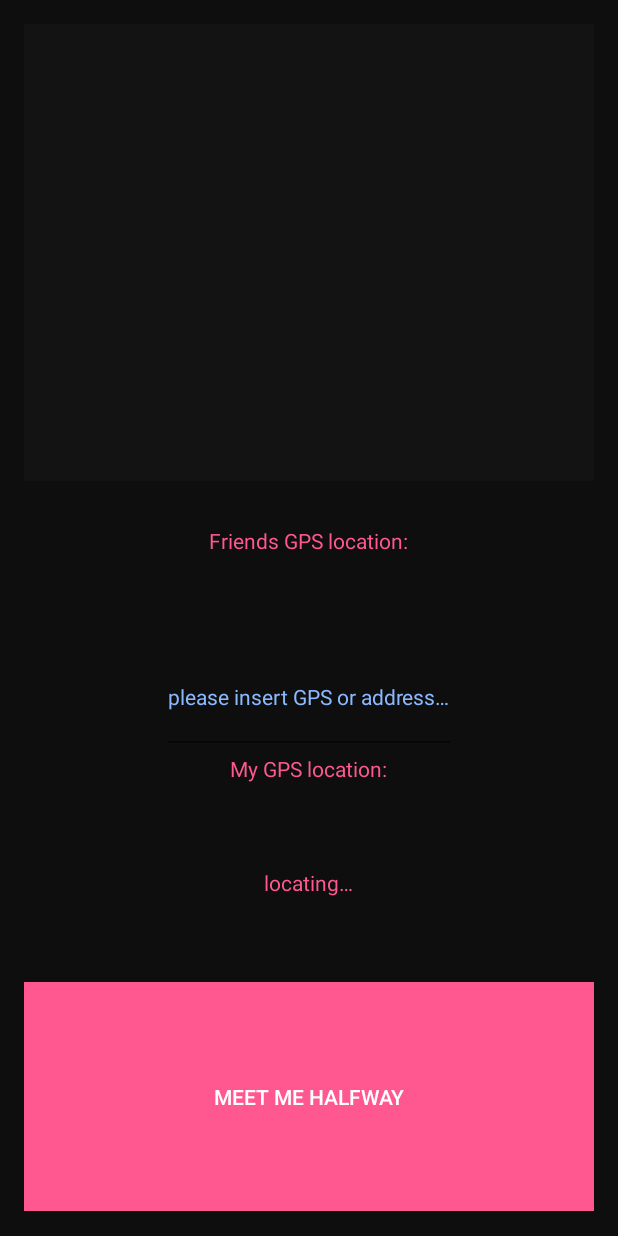
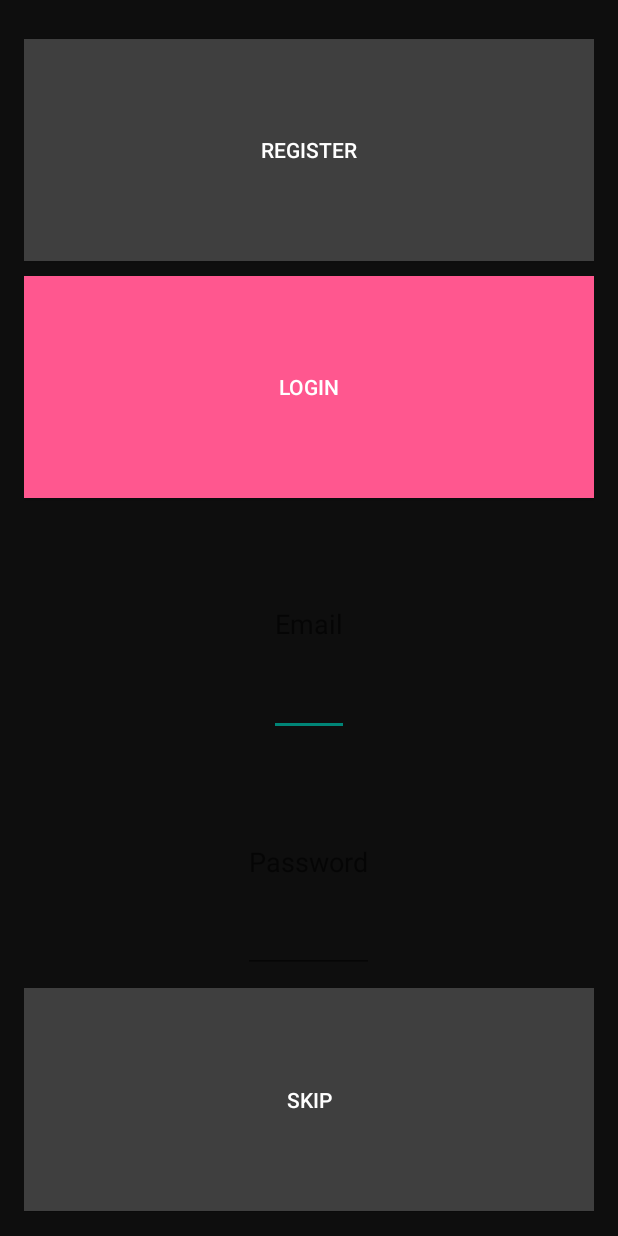
Before and after one commit to s4nsl3ss/Halfway, an Android app: the screen it shows after launch (MainActivity before the commit, Startscreen after it), on a phone screen of 412 x 824 dp. Run offline under Robolectric (Android 15) with nearby library versions, the phone set to English and light mode, and no system bars; libraries missing offline, so code that uses them is left out: com.firebase.client; 2 statements that could not run were skipped.

Commit message:
firebase first go ready

```diff
--- a/app/src/main/AndroidManifest.xml
+++ b/app/src/main/AndroidManifest.xml
@@ -20,11 +20,6 @@
         <activity
             android:name=".MainActivity"
             android:label="@string/app_name" >
-            <intent-filter>
-                <action android:name="android.intent.action.MAIN" />
-
-                <category android:name="android.intent.category.LAUNCHER" />
-            </intent-filter>
         </activity>
         <activity
             android:name=".WebWayView"
@@ -33,6 +28,10 @@
         <activity
             android:name=".Startscreen"
             android:label="@string/title_activity_startscreen" >
+            <intent-filter>
+                <action android:name="android.intent.action.MAIN" />
+                <category android:name="android.intent.category.LAUNCHER" />
+            </intent-filter>
         </activity>
     </application>
 
--- a/app/src/main/java/com/sans/halfway/FbReferencer.java
+++ /dev/null
@@ -1,32 +0,0 @@
-package com.sans.halfway;
-
-import android.util.Log;
-
-import com.firebase.client.DataSnapshot;
-import com.firebase.client.Firebase;
-import com.firebase.client.FirebaseError;
-import com.firebase.client.ValueEventListener;
-
-/**
- * Created by sans on 20.10.2014.
- */
-public class FbReferencer {
-
-    protected Firebase fb;
-
-    public FbReferencer() {
-        fb = new Firebase("https://boiling-inferno-8767.firebaseio.com/");
-
-        fb.addValueEventListener(new ValueEventListener() {
-            @Override
-            public void onDataChange(DataSnapshot snap) {
-                Log.v(snap.getName(), (String) snap.getValue());
-            }
-
-            @Override
-            public void onCancelled(FirebaseError error) {
-            }
-        });
-    }
-
-}
--- a/app/src/main/java/com/sans/halfway/MainActivity.java
+++ b/app/src/main/java/com/sans/halfway/MainActivity.java
@@ -31,18 +31,15 @@ public class MainActivity extends Activity {
     private String friends;
     private TextView txtwindow;
     private GeoPoint myloc = new GeoPoint(0, 0);
-    private FbReferencer fibi;
 
 
     @Override
     protected void onCreate(Bundle savedInstanceState) {
         super.onCreate(savedInstanceState);
-        Firebase.setAndroidContext(this);
         setContentView(R.layout.activity_main);
         txmyloc = (TextView) findViewById(R.id.gps_my);
         txfloc = (EditText) findViewById(R.id.gpsf);
         txtwindow = (TextView) findViewById(R.id.textfullview1);
-        fibi=new FbReferencer();
 
         locationManager = (LocationManager) getSystemService(Context.LOCATION_SERVICE);
         locationListener = new LocationListener() {
--- a/app/src/main/java/com/sans/halfway/Startscreen.java
+++ b/app/src/main/java/com/sans/halfway/Startscreen.java
@@ -1,20 +1,87 @@
 package com.sans.halfway;
 
 import android.app.Activity;
+import android.content.Intent;
 import android.support.v7.app.ActionBarActivity;
 import android.os.Bundle;
+import android.util.Log;
 import android.view.Menu;
 import android.view.MenuItem;
+import android.view.View;
+import android.widget.Button;
+import android.widget.EditText;
+import android.widget.Toast;
+
+import com.firebase.client.AuthData;
+import com.firebase.client.Firebase;
+import com.firebase.client.FirebaseError;
 
 
 public class Startscreen extends Activity {
+
+    private EditText uname;
+    private EditText pwd;
+    private Button signin;
+    private Button login;
+    private Button skip;
+    private Firebase ref;
+
 
     @Override
     protected void onCreate(Bundle savedInstanceState) {
         super.onCreate(savedInstanceState);
         setContentView(R.layout.activity_start);
+        uname = (EditText) findViewById(R.id.tv_user);
+        pwd = (EditText) findViewById(R.id.tv_pwd);
+        signin = (Button) findViewById(R.id.bu_signin);
+        login = (Button) findViewById(R.id.bu_login);
+        skip = (Button) findViewById(R.id.bu_skip);
+
+        Firebase.setAndroidContext(this);
+        ref = new Firebase("https://boiling-inferno-8767.firebaseio.com/");
+
+        signin.setOnClickListener(new View.OnClickListener() {
+
+          public void onClick(View v) {
+
+               ref.createUser(uname.getText().toString(), pwd.getText().toString(), new Firebase.ResultHandler() {
+                     public void onSuccess() {
+                         Toast.makeText(getApplicationContext(), "Registering was successful", Toast.LENGTH_LONG).show();
+                                    }
+
+                         public void onError(FirebaseError firebaseError) {
+                         Toast.makeText(getApplicationContext(), "Registering failed"+firebaseError, Toast.LENGTH_LONG).show();
+                  }
+                 });
+              }
+            });
+
+        login.setOnClickListener(new View.OnClickListener() {
+            @Override
+            public void onClick(View v) {
+                ref.authWithPassword(uname.getText().toString(), pwd.getText().toString(), new Firebase.AuthResultHandler() {
+                    @Override
+                    public void onAuthenticated(AuthData authData) {
+                        Toast.makeText(getApplicationContext(), "User ID: " + authData.getUid() + ", Provider: " + authData.getProvider(), Toast.LENGTH_LONG).show();
+                    }
+
+                    @Override
+                    public void onAuthenticationError(FirebaseError firebaseError) {
+                        Toast.makeText(getApplicationContext(), "Firebase login failed", Toast.LENGTH_LONG).show();
+                    }
+                });
+            }
+        });
+
+
+        skip.setOnClickListener(new View.OnClickListener() {
+            @Override
+            public void onClick(View v) {
+                Intent intent = new Intent(getApplicationContext(), MainActivity.class);
+                startActivity(intent);
+            }
+
+        });
     }
 
-
-
 }
--- a/app/src/main/res/layout/activity_main.xml
+++ b/app/src/main/res/layout/activity_main.xml
@@ -3,7 +3,7 @@
     android:layout_width="match_parent"
     android:layout_height="match_parent"
     android:gravity="center_horizontal"
-    tools:context="com.example.meetup.MainActivity"
+    tools:context="com.sans.halfway.MainActivity"
     android:background="#ff0e0e0e"
     android:clickable="true"
     android:focusable="true"
--- a/app/src/main/res/layout/activity_start.xml
+++ b/app/src/main/res/layout/activity_start.xml
@@ -1,13 +1,77 @@
-<RelativeLayout xmlns:android="http://schemas.android.com/apk/res/android"
+<LinearLayout xmlns:android="http://schemas.android.com/apk/res/android"
     xmlns:tools="http://schemas.android.com/tools"
     android:layout_width="match_parent"
     android:layout_height="match_parent"
+    android:gravity="center_horizontal"
+    android:background="#ff0e0e0e"
     android:paddingLeft="@dimen/activity_horizontal_margin"
     android:paddingRight="@dimen/activity_horizontal_margin"
     android:paddingTop="@dimen/activity_vertical_margin"
     android:paddingBottom="@dimen/activity_vertical_margin"
-    tools:context="com.example.meetup.Startscreen">
+    tools:context="com.sans.halfway.Startscreen"
+    android:layout_gravity="center_vertical"
+    android:orientation="vertical">
 
+    <Button
+        android:layout_width="match_parent"
+        android:layout_height="0dp"
+        android:layout_weight="0.2"
+        android:text="@string/register"
+        android:id="@+id/bu_signin"
+        android:textAlignment="center"
+        android:textColor="#ffffff"
+        android:background="#3f3f3f"
+        android:enabled="true"
+        android:clickable="true"
+        android:layout_marginTop="10dp"
+     />
 
+    <Button
+        android:layout_width="match_parent"
+        android:layout_height="0dp"
+        android:layout_weight="0.2"
+        android:text="@string/login"
+        android:id="@+id/bu_login"
+        android:textColor="#ffffff"
+        android:background="#ffff578f"
+        android:enabled="true"
+        android:clickable="true"
+        android:layout_marginTop="10dp"
+        />
 
-</RelativeLayout>
+    <EditText
+        android:layout_width="wrap_content"
+        android:layout_height="0dp"
+        android:layout_weight="0.2"
+        android:textAppearance="?android:attr/textAppearanceMedium"
+        android:hint="@string/mail"
+        android:textColor="#ffff578f"
+        android:layout_marginTop="10dp"
+        android:id="@+id/tv_user"
+        />
+
+    <EditText
+        android:layout_width="wrap_content"
+        android:layout_height="0dp"
+        android:layout_weight="0.2"
+        android:textAppearance="?android:attr/textAppearanceMedium"
+        android:layout_marginTop="10dp"
+        android:textColor="#ffff578f"
+        android:hint="@string/pwd"
+        android:id="@+id/tv_pwd"
+        />
+
+    <Button
+        android:layout_width="match_parent"
+        android:layout_height="0dp"
+        android:layout_weight="0.2"
+        android:text="@string/skip"
+        android:id="@+id/bu_skip"
+        android:textColor="#ffffff"
+        android:background="#3f3f3f"
+        android:enabled="true"
+        android:clickable="true"
+        android:layout_marginTop="10dp"
+        />
+
+</LinearLayout>
--- a/app/src/main/res/values/strings.xml
+++ b/app/src/main/res/values/strings.xml
@@ -11,5 +11,12 @@
     <string name="b_map">Meet me halfway</string>
     <string name="title_activity_startscreen">Startscreen</string>
     <string name="hello_world">Hello world!</string>
+    <string name="signin">SignIn</string>
+    <string name="username">Username</string>
+    <string name="pwd">Password</string>
+    <string name="login">Login</string>
+    <string name="skip">Skip</string>
+    <string name="register">Register</string>
+    <string name="mail">Email</string>
 
 </resources>
```
